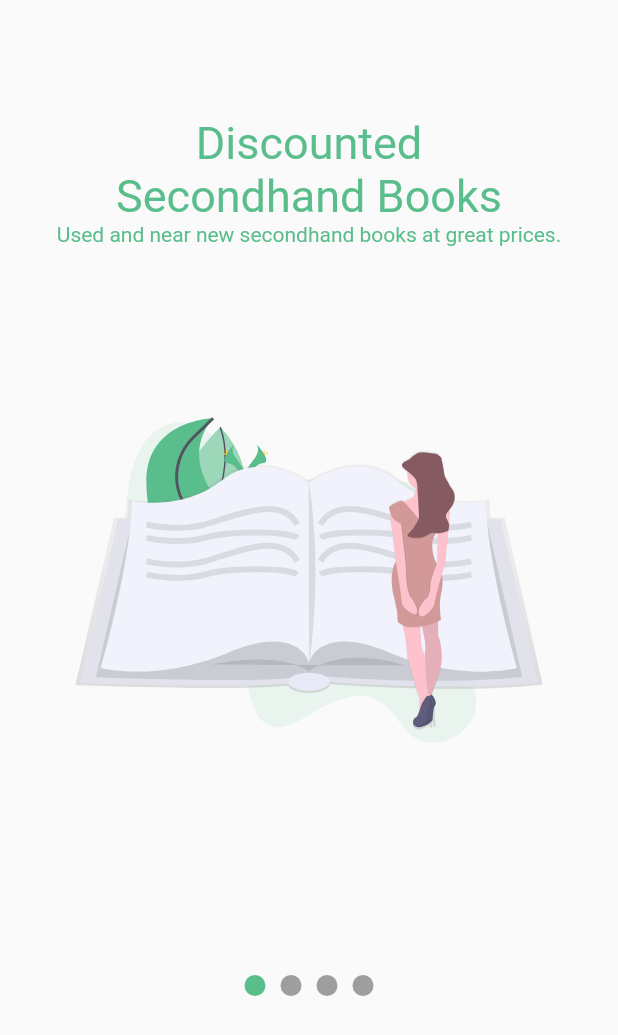
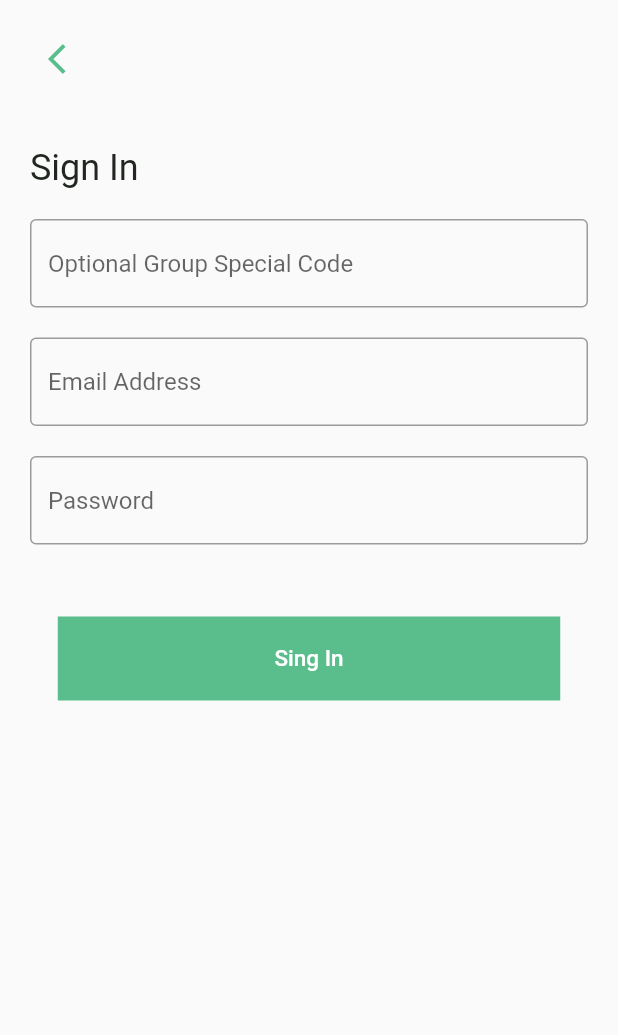
Before and after one commit to AbdAlQaderFouadFarajallah/Book_Grocer_with_Flutter, a Flutter app: the screen it shows after launch, on a phone screen of 412 x 824 dp. Shown: the top 1035 px of the screen. Run offline on Flutter 3.47's test engine with Material 2 defaults, Android fonts, the phone set to English and light mode, and no system bars; our stand-ins replace flutter_svg.

Commit message:
feat: sing_in screen

```diff
--- a/lib/main.dart
+++ b/lib/main.dart
@@ -1,4 +1,5 @@
 import 'package:book_grocer_with_flutter/screens/out_boarding_screen.dart';
+import 'package:book_grocer_with_flutter/screens/sing_in_screen.dart';
 import 'package:flutter/material.dart';
 
 
@@ -14,9 +15,10 @@ class MyApp extends StatelessWidget {
   Widget build(BuildContext context) {
     return MaterialApp(
       debugShowCheckedModeBanner: false,
-      initialRoute: '/out_boarding_screen',
+      initialRoute: '/sing_in_screen',
       routes: {
         '/out_boarding_screen': (context) => const OutBoardingScreen(),
+        '/sing_in_screen': (context) => const SingInScreen(),
       },
     );
   }
--- /dev/null
+++ b/lib/screens/sing_in_screen.dart
@@ -0,0 +1,70 @@
+import 'package:flutter/material.dart';
+
+class SingInScreen extends StatelessWidget {
+  const SingInScreen({Key? key}) : super(key: key);
+
+  @override
+  Widget build(BuildContext context) {
+    return Scaffold(
+      body: SafeArea(
+        child: Padding(
+          padding: const EdgeInsets.symmetric(horizontal: 20),
+          child: Column(
+            mainAxisAlignment: MainAxisAlignment.start,
+            crossAxisAlignment: CrossAxisAlignment.start ,
+            children: [
+              const SizedBox(height: 15),
+              IconButton(
+                onPressed: () {},
+                icon: const Icon(
+                  Icons.arrow_back_ios,
+                  color: Color(0XFF5ABD8C),
+                ),
+              ),
+              const SizedBox(height: 35),
+              const Text(
+                'Sign In',
+                style: TextStyle(fontSize: 24, color: Color(0XFF212621)),
+              ),
+              const SizedBox(height: 20),
+              const TextField(
+                decoration: InputDecoration(hintText: 'Optional Group Special Code',
+                  border: OutlineInputBorder(),
+                ),
+              ),
+              const SizedBox(height: 20),
+              const TextField(
+                decoration: InputDecoration(hintText: 'Email Address',
+                  border: OutlineInputBorder(),
+                ),
+              ),
+              const SizedBox(height: 20),
+              const TextField(
+                decoration: InputDecoration(hintText: 'Password',
+                  border: OutlineInputBorder(),
+                ),
+              ),
+              const SizedBox(height: 23),
+              Row(),
+              const SizedBox(height: 25),
+              Center(
+                child: Container(
+                    height: 56,
+                    width: 335,
+                    color: const Color(0XFF5ABD8C),
+                    child: TextButton(
+                      onPressed: () {},
+                      child: const Text(
+                        'Sing In',
+                        style: TextStyle(
+                            color: Colors.white, fontSize: 15),
+                      ),
+                    )),
+              ),
+            ],
+          ),
+        ),
+      ),
+    );
+  }
+}
```
